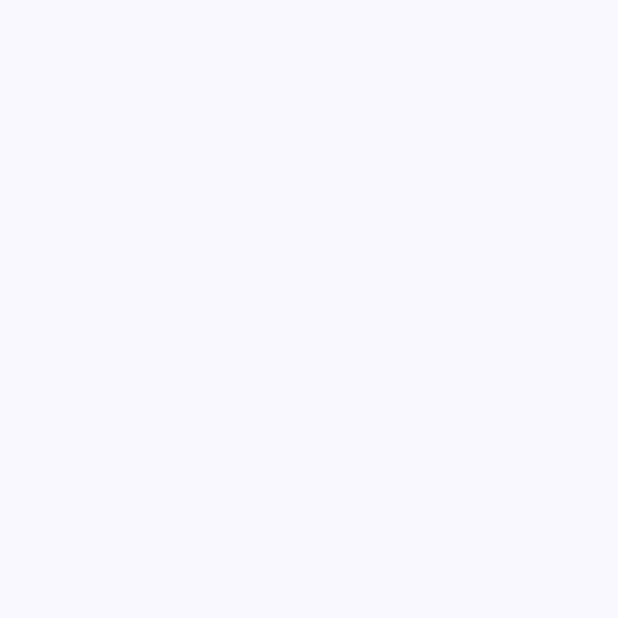
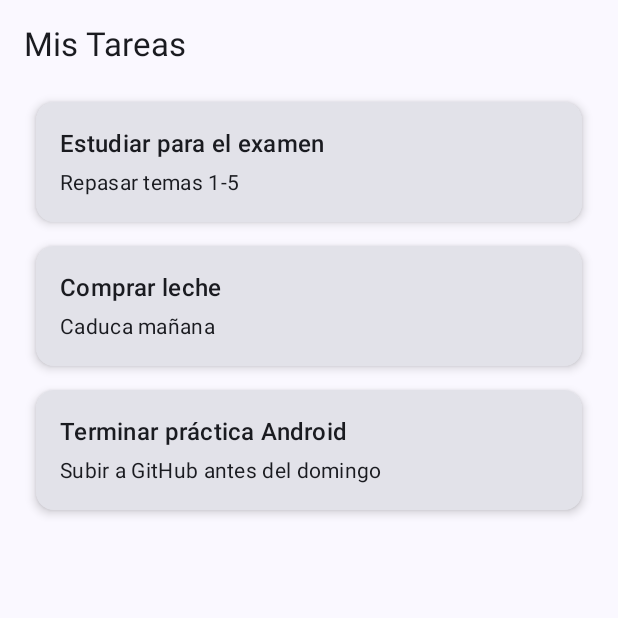
Before and after one commit to pcl98/GestorTareas, an Android app built with Jetpack Compose: the screen it shows after launch (MainActivity), on a phone screen of 412 x 824 dp, the top half of it. Before the commit the part shown is empty. Run offline under Robolectric (Android 15) with nearby library versions, the phone set to English and light mode, and no system bars.

Commit message:
Creación de pantalla TaskListScreen y conexión a MainActivity

```diff
--- a/app/src/main/java/es/viu/gestortareas/MainActivity.kt
+++ b/app/src/main/java/es/viu/gestortareas/MainActivity.kt
@@ -11,6 +11,7 @@ import androidx.compose.ui.Modifier
 import androidx.navigation.compose.NavHost
 import androidx.navigation.compose.composable
 import androidx.navigation.compose.rememberNavController
+import es.viu.gestortareas.ui.screens.Task
 import es.viu.gestortareas.ui.screens.TaskListScreen
 import es.viu.gestortareas.ui.screens.TaskFormScreen
 import es.viu.gestortareas.ui.screens.TaskDetailScreen
@@ -38,11 +39,17 @@ class MainActivity : ComponentActivity() {
                     modifier = Modifier.fillMaxSize(),
                     color = MaterialTheme.colorScheme.background
                 ) {
+                    val taskList = listOf(
+                        Task("Estudiar para el examen", "Repasar temas 1-5"),
+                        Task("Comprar leche", "Caduca mañana"),
+                        Task("Terminar práctica Android", "Subir a GitHub antes del domingo")
+                    )
+
                     val navController = rememberNavController()
 
                     NavHost(navController = navController, startDestination = "task_list") {
                         composable("task_list") {
-                            TaskListScreen(navController)
+                            TaskListScreen(navController, taskList)
                         }
                         composable("task_form") {
                             TaskFormScreen(navController)
--- a/app/src/main/java/es/viu/gestortareas/ui/components/TaskCard.kt
+++ b/app/src/main/java/es/viu/gestortareas/ui/components/TaskCard.kt
@@ -1,5 +1,6 @@
 package es.viu.gestortareas.ui.components
 
+import androidx.compose.foundation.clickable
 import androidx.compose.foundation.layout.Column
 import androidx.compose.foundation.layout.Spacer
 import androidx.compose.foundation.layout.fillMaxWidth
@@ -23,17 +24,22 @@ import androidx.compose.ui.unit.dp
  *
  */
 @Composable
-fun TaskCard(taskTitle: String, taskDescription: String) {
+fun TaskCard(
+    title: String,
+    description: String,
+    onClick: () -> Unit
+) {
     Card(
         modifier = Modifier
             .fillMaxWidth()
+            .clickable { onClick() }
             .padding(8.dp),
         elevation = CardDefaults.cardElevation(4.dp)
     ) {
         Column (modifier = Modifier.padding(16.dp)){
-            Text(text = taskTitle, style = MaterialTheme.typography.titleMedium)
+            Text(text = title, style = MaterialTheme.typography.titleMedium)
             Spacer(modifier = Modifier.height(4.dp))
-            Text(text = taskDescription, style = MaterialTheme.typography.bodyMedium)
+            Text(text = description, style = MaterialTheme.typography.bodyMedium)
         }
     }
 }
--- a/app/src/main/java/es/viu/gestortareas/ui/screens/TaskListScreen.kt
+++ b/app/src/main/java/es/viu/gestortareas/ui/screens/TaskListScreen.kt
@@ -1,9 +1,41 @@
 package es.viu.gestortareas.ui.screens
 
+import androidx.compose.foundation.layout.*
+import androidx.compose.foundation.lazy.LazyColumn
+import androidx.compose.foundation.lazy.items
+import androidx.compose.material3.MaterialTheme
+import androidx.compose.material3.Text
 import androidx.compose.runtime.Composable
-import androidx.navigation.NavHostController
+import androidx.compose.ui.Modifier
+import androidx.compose.ui.unit.dp
+import androidx.navigation.NavController
+import es.viu.gestortareas.ui.components.TaskCard
 
+// Simulación de un modelo de datos
+data class Task(val title: String, val description: String)
+
+/**
+ * Pantalla que muestra una lista de tareas utilizando un LazyColumn.
+ * Reutiliza el componente TaskCard para cada tarea individual.
+ */
 @Composable
-fun TaskListScreen(navController: NavHostController) {
-
+fun TaskListScreen(navController: NavController, taskList: List<Task>) {
+    Column(modifier = Modifier.fillMaxSize().padding(16.dp)) {
+        Text(
+            text = "Mis Tareas",
+            style = MaterialTheme.typography.titleLarge,
+            modifier = Modifier.padding(bottom = 16.dp)
+        )
+        LazyColumn {
+            items(taskList) { task ->
+                TaskCard(
+                    task.title,
+                    task.description,
+                    onClick = {
+                        navController.navigate("task_detail/$(task.title)")
+                    }
+                )
+            }
+        }
+    }
 }
```
